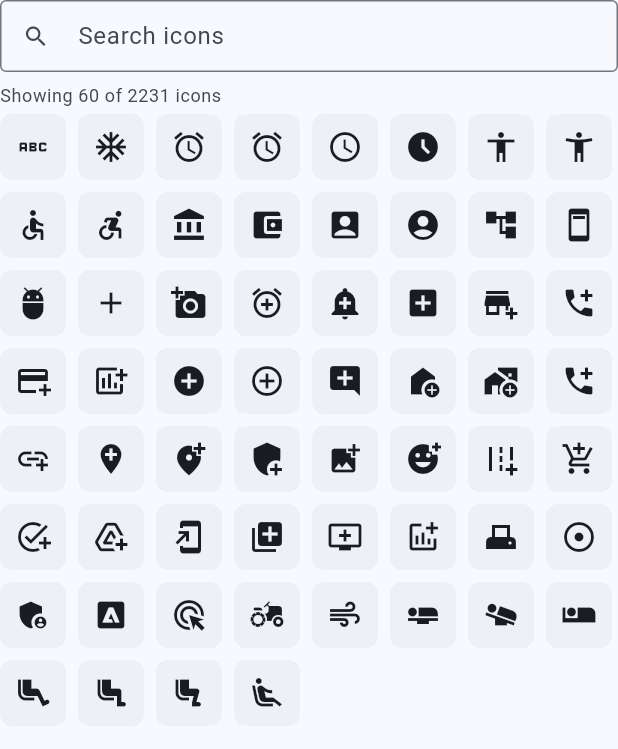
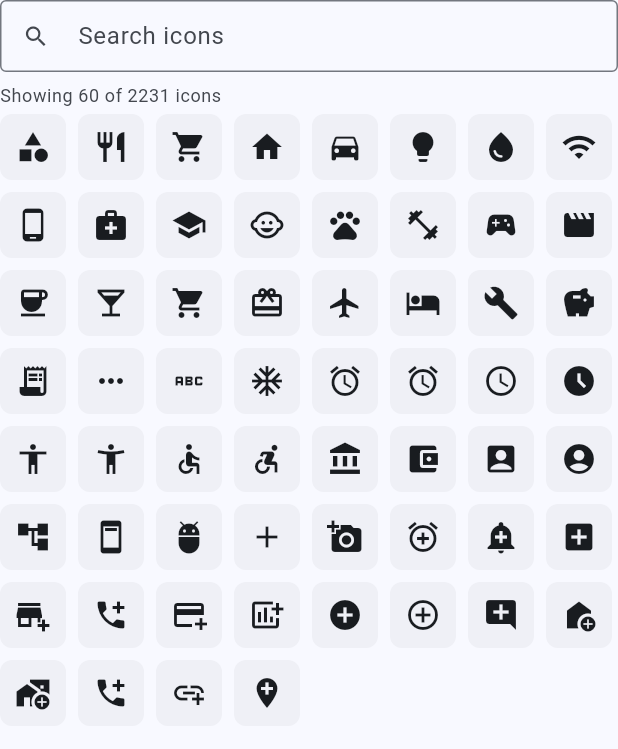
Before and after one commit to allapcallapc/SplitBalance, a Flutter app: the _CategoryIconPicker widget shown alone on an empty page, opened directly with empty values, on a phone screen of 412 x 824 dp. Shown: the top 749 px of the screen. Run offline on Flutter 3.47's test engine with Material 3 defaults, Android fonts, the phone set to English and light mode, and no system bars; our stand-ins replace fl_chart, package_info_plus, shared_preferences, supabase_flutter; missing offline and left inert: dart:html, dart:ui_web; accounts and stored records are empty; network calls fail.

```diff
--- a/lib/screens/payment_splits_screen.dart
+++ b/lib/screens/payment_splits_screen.dart
@@ -2081,6 +2081,9 @@ class _CategoriesTab extends StatelessWidget {
 // the picker doesn't own a scrollable of its own - see _onAmbientScroll)
 // loads another page, and the "Showing X of Y" caption above the grid makes
 // it clear there's more to find by scrolling or narrowing the search.
+// Before a search, commonCategoryIconKeys are ordered first so what's
+// visible before scrolling is actually recognizable - see _matches() -
+// and every tile carries a Tooltip with its (unlabeled) icon's name.
 class _CategoryIconPicker extends StatefulWidget {
   final String? selectedIcon;
   final ValueChanged<String> onSelected;
@@ -2138,7 +2141,18 @@ class _CategoryIconPickerState extends State<_CategoryIconPicker> {
 
   List<MapEntry<String, IconData>> _matches() {
     final query = _query.trim().toLowerCase().replaceAll(' ', '_');
-    if (query.isEmpty) return categoryIconOptions.entries.toList();
+    if (query.isEmpty) {
+      // commonCategoryIconKeys first (relevant, recognizable at a glance),
+      // then the rest of the set alphabetically for infinite scroll to
+      // reach - rather than the full set's own alphabetical order, which
+      // starts on unrelated icons like 'abc' and 'ac_unit'.
+      final commonKeys = commonCategoryIconKeys.toSet();
+      final common = commonCategoryIconKeys
+          .map((key) => MapEntry(key, categoryIconOptions[key]!));
+      final rest = categoryIconOptions.entries
+          .where((entry) => !commonKeys.contains(entry.key));
+      return [...common, ...rest];
+    }
     return categoryIconOptions.entries
         .where((entry) => entry.key.contains(query))
         .toList();
@@ -2192,7 +2206,9 @@ class _CategoryIconPickerState extends State<_CategoryIconPicker> {
               final isSelected = widget.selectedIcon == key ||
                   (widget.selectedIcon == null && key == 'category');
 
-              return InkWell(
+              return Tooltip(
+                message: key.replaceAll('_', ' '),
+                child: InkWell(
                   onTap: () => widget.onSelected(key),
                   borderRadius: BorderRadius.circular(8),
                   child: Container(
@@ -2206,8 +2222,9 @@ class _CategoryIconPickerState extends State<_CategoryIconPicker> {
                               .withValues(alpha: 0.4),
                       borderRadius: BorderRadius.circular(8),
                       border: Border.all(
-                      color:
-                          isSelected ? colorScheme.primary : Colors.transparent,
+                        color: isSelected
+                            ? colorScheme.primary
+                            : Colors.transparent,
                         width: 2,
                       ),
                     ),
@@ -2218,6 +2235,7 @@ class _CategoryIconPickerState extends State<_CategoryIconPicker> {
                           : colorScheme.onSurface,
                     ),
                   ),
+                ),
               );
             }).toList(),
           ),
--- a/lib/utils/category_icons.dart
+++ b/lib/utils/category_icons.dart
@@ -3,6 +3,41 @@ import 'package:flutter/material.dart';
 /// Icon used for categories that don't have one set (or whose stored key
 /// isn't recognized by this version of the app).
 const IconData defaultCategoryIcon = Icons.category;
+
+/// Icons relevant to typical shared-bill categories (groceries, rent,
+/// utilities, etc.), shown first - ahead of the rest of [categoryIconOptions]
+/// - in the category icon picker's default (unsearched) view, so what's
+/// visible before scrolling or searching is actually recognizable rather
+/// than wherever the full set happens to start alphabetically ('abc',
+/// 'ac_unit', 'access_alarm', ...). All must exist in [categoryIconOptions].
+const List<String> commonCategoryIconKeys = [
+  'category',
+  'restaurant',
+  'local_grocery_store',
+  'home',
+  'directions_car',
+  'lightbulb',
+  'water_drop',
+  'wifi',
+  'phone_android',
+  'medical_services',
+  'school',
+  'child_care',
+  'pets',
+  'fitness_center',
+  'sports_esports',
+  'movie',
+  'coffee',
+  'local_bar',
+  'shopping_cart',
+  'card_giftcard',
+  'flight',
+  'hotel',
+  'build',
+  'savings',
+  'receipt_long',
+  'more_horiz',
+];
 
 /// Maps a serializable icon key (stored on [Category.icon] / the Supabase
 /// `categories.icon` column) to the [IconData] used to render it.
```
Also changed, not shown: 1 other file. Lines whose indentation alone changed are shown as unchanged.
